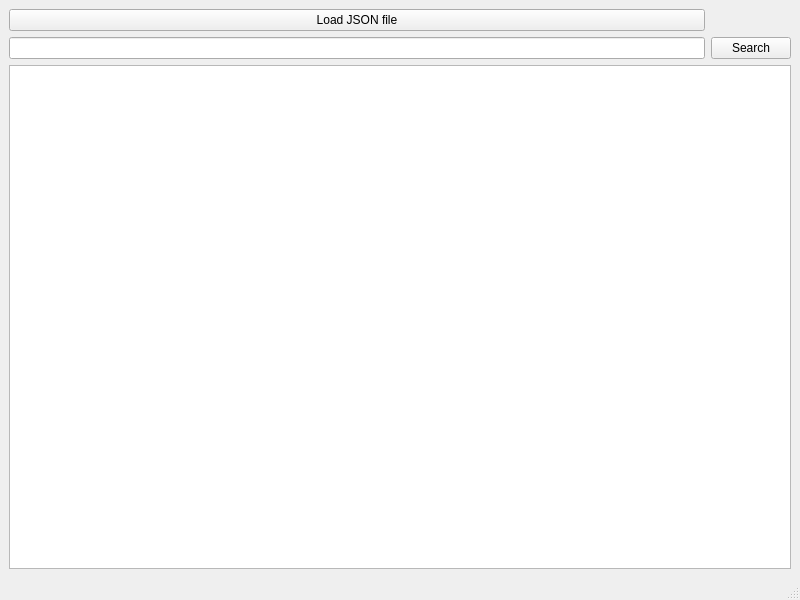
Before: the Qt Designer form mainwindow.ui in GarDeN-bear/TaskParserJSON, drawn with Qt 5.
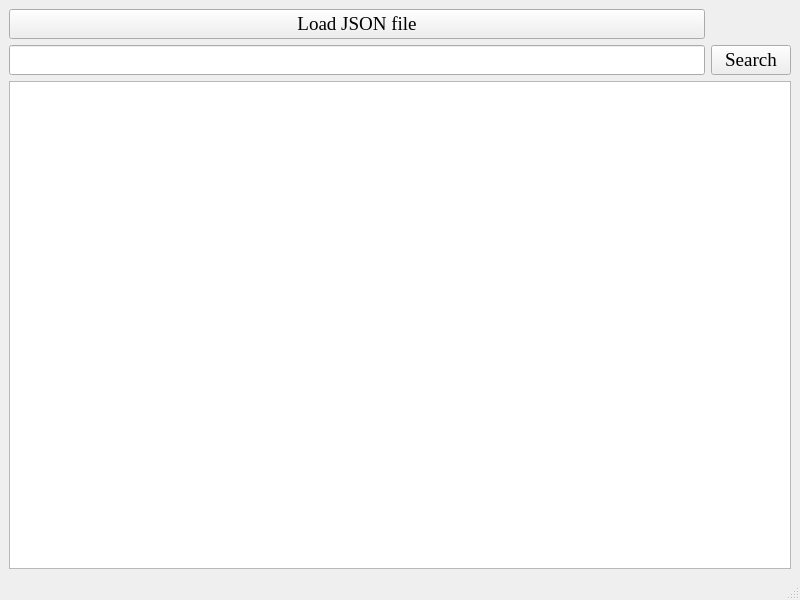
After: the same form once the commit is applied.

Commit message: added fontSize for widget

```diff
--- a/mainwindow.ui
+++ b/mainwindow.ui
@@ -17,23 +17,64 @@
    <layout class="QGridLayout" name="gridLayout">
     <item row="0" column="0">
      <widget class="QPushButton" name="loadData">
+      <property name="font">
+       <font>
+        <family>Times New Roman</family>
+        <pointsize>14</pointsize>
+       </font>
+      </property>
+      <property name="cursor">
+       <cursorShape>PointingHandCursor</cursorShape>
+      </property>
       <property name="text">
        <string>Load JSON file</string>
       </property>
      </widget>
     </item>
     <item row="1" column="0">
-     <widget class="QLineEdit" name="lineEdit"/>
+     <widget class="QLineEdit" name="lineEdit">
+      <property name="minimumSize">
+       <size>
+        <width>0</width>
+        <height>0</height>
+       </size>
+      </property>
+      <property name="font">
+       <font>
+        <family>Times New Roman</family>
+        <pointsize>14</pointsize>
+       </font>
+      </property>
+      <property name="text">
+       <string/>
+      </property>
+     </widget>
     </item>
     <item row="1" column="1">
      <widget class="QPushButton" name="search">
+      <property name="font">
+       <font>
+        <family>Times New Roman</family>
+        <pointsize>14</pointsize>
+       </font>
+      </property>
+      <property name="cursor">
+       <cursorShape>PointingHandCursor</cursorShape>
+      </property>
       <property name="text">
        <string>Search</string>
       </property>
      </widget>
     </item>
     <item row="2" column="0" colspan="2">
-     <widget class="QTableView" name="tableView"/>
+     <widget class="QTableView" name="tableView">
+      <property name="font">
+       <font>
+        <family>Times New Roman</family>
+        <pointsize>12</pointsize>
+       </font>
+      </property>
+     </widget>
     </item>
    </layout>
   </widget>
```
The commit also changes 1 other file.
